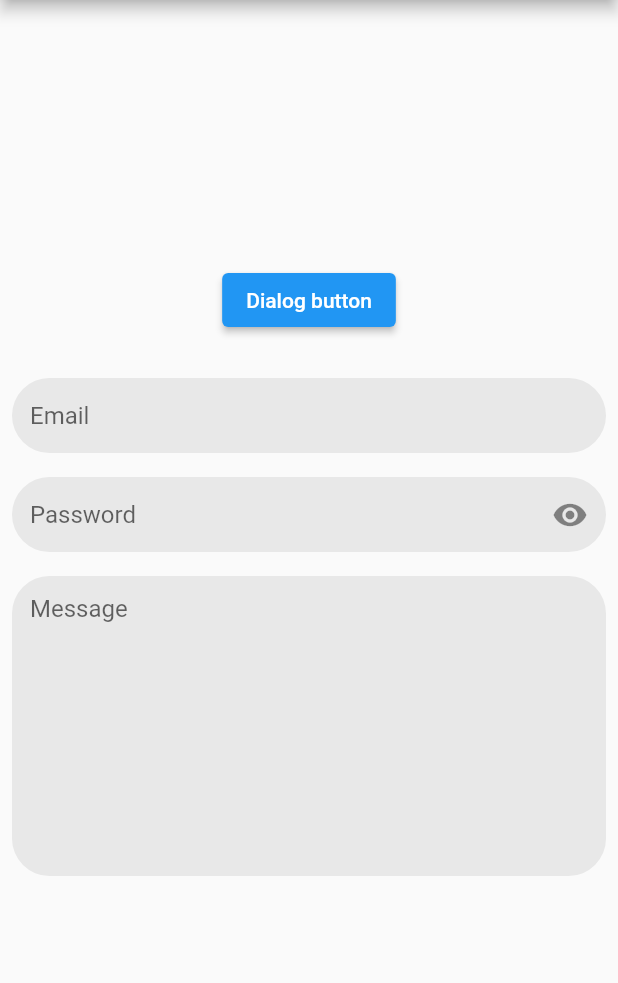
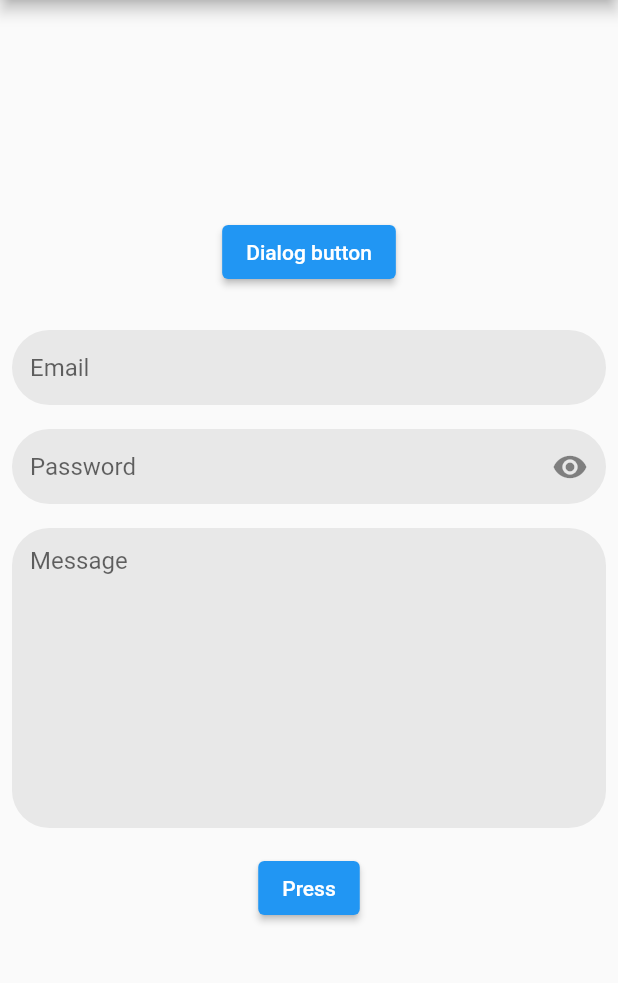
Before and after one commit to VeeraKarthick609/app, a Flutter app: the screen it shows after launch, on a phone screen of 412 x 824 dp, the part 84-1067 px from its top. Run offline on Flutter 3.47's test engine with Material 2 defaults, Android fonts, the phone set to English and light mode, and no system bars; missing offline and left inert: floating_snackbar.

```diff
--- a/lib/main.dart
+++ b/lib/main.dart
@@ -1,4 +1,5 @@
 import 'package:flutter/material.dart';
+import 'package:floating_snackbar/floating_snackbar.dart';
 
 import 'widgets/SnackBar/snack_bar.dart';
 import 'widgets/TextFields/multi_line_field.dart';
@@ -130,6 +131,19 @@ class _MyHomePageState extends State<MyHomePage> {
                 controller: TextEditingController(),
               ),
             ),
+            Padding(
+              padding: const EdgeInsets.all(8.0),
+              child: ElevatedButton(
+                onPressed: () {
+                  FloatingSnackBar(
+                      message: "Hey I am testing this snackbar",
+                      textColor: Colors.white,
+                      backgroundColor: Colors.blue,
+                      context: context);
+                },
+                child: Text("Press"),
+              ),
+            ),
           ],
         ),
       ),
--- a/pubspec.yaml
+++ b/pubspec.yaml
@@ -35,6 +35,7 @@ dependencies:
   # The following adds the Cupertino Icons font to your application.
   # Use with the CupertinoIcons class for iOS style icons.
   cupertino_icons: ^1.0.2
+  floating_snackbar:
 
 dev_dependencies:
   flutter_test:
```
Also changed, not shown: pubspec.lock.
